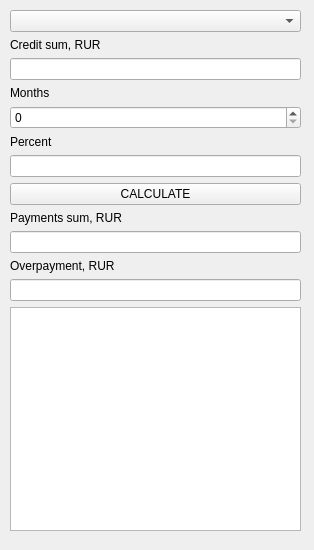
Old version of the form src/credit.ui in the repository antinlay/CPP3_SmartCalc_v2.0-1.
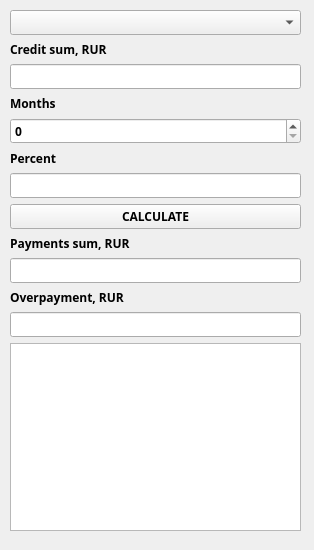
New version of the form. Icons and pictures are not drawn.

```diff
--- a/src/credit.ui
+++ b/src/credit.ui
@@ -22,6 +22,11 @@
     <height>550</height>
    </size>
   </property>
+  <property name="font">
+   <font>
+    <family>Verdana</family>
+   </font>
+  </property>
   <property name="windowTitle">
    <string>CREDIT</string>
   </property>
@@ -38,12 +43,31 @@
      <height>521</height>
     </rect>
    </property>
+   <property name="font">
+    <font>
+     <family>Arial Black</family>
+     <bold>true</bold>
+    </font>
+   </property>
    <layout class="QVBoxLayout" name="verticalLayout">
     <item>
-     <widget class="QComboBox" name="comboBox"/>
+     <widget class="QComboBox" name="comboBox">
+      <property name="font">
+       <font>
+        <family>Arial Black</family>
+        <bold>true</bold>
+       </font>
+      </property>
+     </widget>
     </item>
     <item>
      <widget class="QLabel" name="label">
+      <property name="font">
+       <font>
+        <family>Arial Black</family>
+        <bold>true</bold>
+       </font>
+      </property>
       <property name="text">
        <string>Credit sum, RUR</string>
       </property>
@@ -54,6 +78,12 @@
       <property name="enabled">
        <bool>true</bool>
       </property>
+      <property name="font">
+       <font>
+        <family>Arial Black</family>
+        <bold>true</bold>
+       </font>
+      </property>
       <property name="autoFillBackground">
        <bool>false</bool>
       </property>
@@ -79,26 +109,58 @@
     </item>
     <item>
      <widget class="QLabel" name="label_2">
+      <property name="font">
+       <font>
+        <family>Arial Black</family>
+        <bold>true</bold>
+       </font>
+      </property>
       <property name="text">
        <string>Months</string>
       </property>
      </widget>
     </item>
     <item>
-     <widget class="QSpinBox" name="spinBox"/>
+     <widget class="QSpinBox" name="spinBox">
+      <property name="font">
+       <font>
+        <family>Arial Black</family>
+        <bold>true</bold>
+       </font>
+      </property>
+     </widget>
     </item>
     <item>
      <widget class="QLabel" name="label_3">
+      <property name="font">
+       <font>
+        <family>Arial Black</family>
+        <bold>true</bold>
+       </font>
+      </property>
       <property name="text">
        <string>Percent</string>
       </property>
      </widget>
     </item>
     <item>
-     <widget class="QLineEdit" name="lineEdit_stavkaProc"/>
+     <widget class="QLineEdit" name="lineEdit_stavkaProc">
+      <property name="font">
+       <font>
+        <family>Arial Black</family>
+        <bold>true</bold>
+       </font>
+      </property>
+     </widget>
     </item>
     <item>
      <widget class="QPushButton" name="pushButtonCredit">
+      <property name="font">
+       <font>
+        <family>Arial Black</family>
+        <bold>true</bold>
+       </font>
+      </property>
       <property name="text">
        <string>CALCULATE</string>
       </property>
@@ -106,6 +168,12 @@
     </item>
     <item>
      <widget class="QLabel" name="label_4">
+      <property name="font">
+       <font>
+        <family>Arial Black</family>
+        <bold>true</bold>
+       </font>
+      </property>
       <property name="text">
        <string>Payments sum, RUR</string>
       </property>
@@ -113,6 +181,12 @@
     </item>
     <item>
      <widget class="QLineEdit" name="lineEdit_sumVyplat">
+      <property name="font">
+       <font>
+        <family>Arial Black</family>
+        <bold>true</bold>
+       </font>
+      </property>
       <property name="readOnly">
        <bool>true</bool>
       </property>
@@ -120,6 +194,12 @@
     </item>
     <item>
      <widget class="QLabel" name="label_5">
+      <property name="font">
+       <font>
+        <family>Arial Black</family>
+        <bold>true</bold>
+       </font>
+      </property>
       <property name="text">
        <string>Overpayment, RUR</string>
       </property>
@@ -127,13 +207,26 @@
     </item>
     <item>
      <widget class="QLineEdit" name="lineEdit_sumPereplata">
+      <property name="font">
+       <font>
+        <family>Arial Black</family>
+        <bold>true</bold>
+       </font>
+      </property>
       <property name="readOnly">
        <bool>true</bool>
       </property>
      </widget>
     </item>
     <item>
-     <widget class="QListWidget" name="listWidget"/>
+     <widget class="QListWidget" name="listWidget">
+      <property name="font">
+       <font>
+        <family>Arial Black</family>
+        <bold>true</bold>
+       </font>
+      </property>
+     </widget>
     </item>
    </layout>
   </widget>
```
